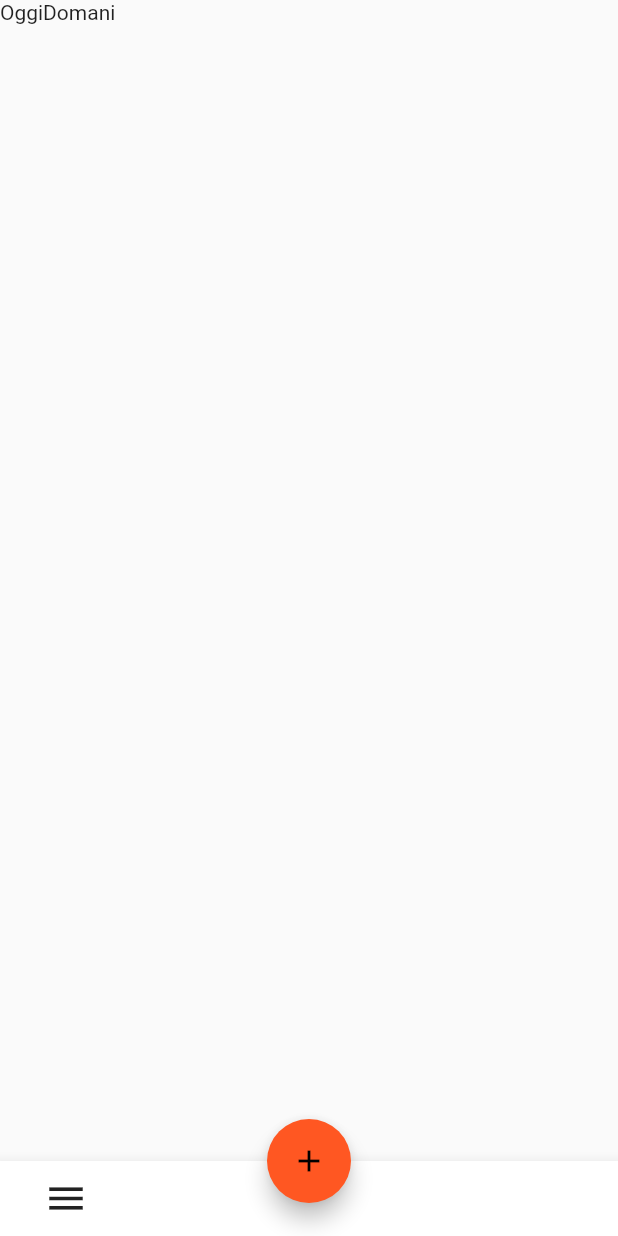
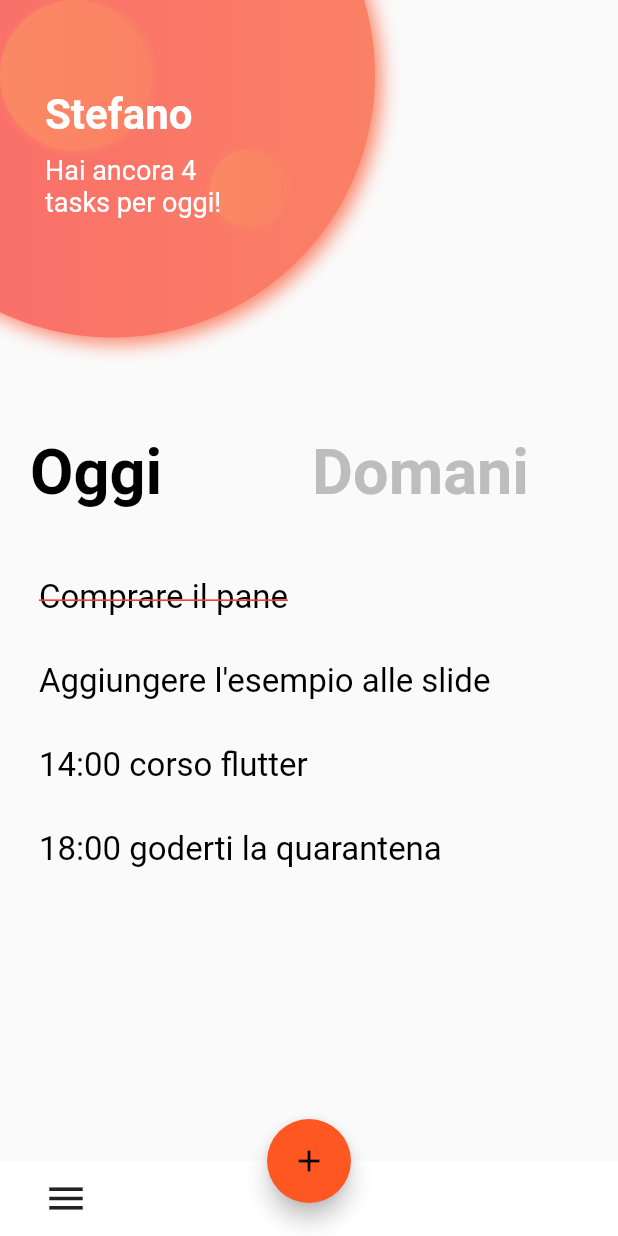
Before and after one commit to federicapo/myrepo, a Flutter app: the ToDo screen opened directly, on a phone screen of 412 x 824 dp. Run offline on Flutter 3.47's test engine with Material 2 defaults, Android fonts, the phone set to English and light mode, and no system bars; our stand-ins replace cached_network_image, dio, hive, hive_flutter, share, webview_flutter; missing offline and left inert: dio_flutter_transformer, dio_http_cache; accounts and stored records are empty.

Commit message:
esercizio todo

```diff
--- a/googleNewsFede/lib/screens/todo.dart
+++ b/googleNewsFede/lib/screens/todo.dart
@@ -1,28 +1,85 @@
 import 'package:flutter/material.dart';
 
 class ToDo extends StatelessWidget {
+  final Color color1 = Color(0xffFA696C);
+  final Color color2 = Color(0xffFA8165);
+  final Color color3 = Color(0xffFB8964);
+  final List tasks = [
+    {"title": "Comprare il pane", "completed": true},
+    {"title": "Aggiungere l'esempio alle slide", "completed": false},
+    {"title": "14:00 corso flutter", "completed": false},
+    {"title": "18:00 goderti la quarantena", "completed": false},
+  ];
   @override
   Widget build(BuildContext context) {
     return SafeArea(
         child: Scaffold(
       body: Column(
+        crossAxisAlignment: CrossAxisAlignment.start,
         children: <Widget>[
           header(),
-          Row(
-            children: <Widget>[Text("Oggi"), Text("Domani")],
+          SizedBox(height: 40.0),
+          Container(
+            height: 50,
+            padding: const EdgeInsets.only(left: 20.0),
+            child: OverflowBox(
+              maxWidth: 500,
+              alignment: Alignment.centerLeft,
+              child: Row(
+                children: <Widget>[
+                  Text(
+                    "Oggi",
+                    style: TextStyle(
+                        color: Colors.black,
+                        fontSize: 42.0,
+                        fontWeight: FontWeight.bold),
                   ),
-          listaTodo()
+                  SizedBox(width: 100),
+                  Text(
+                    "Domani",
+                    style: TextStyle(
+                        color: Colors.grey.shade400,
+                        fontSize: 42.0,
+                        fontWeight: FontWeight.bold),
+                  ),
+                ],
+              ),
+            ),
+          ),
+          SizedBox(height: 30.0),
+          ...tasks.map((task) => Padding(
+              padding: const EdgeInsets.only(left: 10.0),
+              child: ListTile(
+                  title: Text(
+                task["title"],
+                style: TextStyle(
+                    decoration: task["completed"]
+                        ? TextDecoration.lineThrough
+                        : TextDecoration.none,
+                    decorationColor: Colors.red,
+                    fontSize: 22.0,
+                    color: Colors.black),
+              )))),
         ],
       ),
       bottomNavigationBar: BottomAppBar(
+        elevation: 0,
         child: Container(
           height: 50,
           child: Row(
             mainAxisAlignment: MainAxisAlignment.start,
             children: <Widget>[
               SizedBox(width: 20),
-                    IconButton(icon: Icon(Icons.menu, size: 30), onPressed: () {  },),
-                  ]))),
+              IconButton(
+                icon: Icon(Icons.menu, size: 30),
+                onPressed: () {},
+              ),
+              Spacer(),
+              SizedBox(width: 20.0),
+            ],
+          ),
+        ),
+      ),
       floatingActionButtonLocation: FloatingActionButtonLocation.centerDocked,
       floatingActionButton: FloatingActionButton(
         backgroundColor: Colors.deepOrange,
@@ -34,18 +91,92 @@ class ToDo extends StatelessWidget {
 
   header() {
     return Container(
+      height: 250,
+      width: double.infinity,
       child: Stack(
         children: <Widget>[
+          Positioned(
+                  bottom: 0,
+                  left: -100,
+                  top: -150,
+                  child: Container(
+                    width: 350,
+                    decoration: BoxDecoration(
+                      shape: BoxShape.circle,
+                      gradient: LinearGradient(
+                        colors: [color1, color2]
+                      ),
+                      boxShadow: [
+                        BoxShadow(
+                          color: color2,
+                          offset: Offset(4.0,4.0),
+                          blurRadius: 10.0
+                        )
+                      ]
+                    ),
+                  ),
+                ),
                 Container(
-            decoration:
-                BoxDecoration(shape: BoxShape.circle, color: Colors.orange),
+                  width: 100,
+                  height: 100,
+                  decoration: BoxDecoration(
+                    shape: BoxShape.circle,
+                    gradient: LinearGradient(
+                      colors: [color3,color2]
+                    ),
+                    boxShadow: [
+                      BoxShadow(
+                        color: color3,
+                        offset: Offset(1.0,1.0),
+                        blurRadius: 4.0
+                      )
+                    ]
+                  ),
+                ),
+                Positioned(
+                  top: 100,
+                  left: 140,
+                  child: Container(
+                    width: 50,
+                    height: 50,
+                    decoration: BoxDecoration(
+                      shape: BoxShape.circle,
+                      gradient: LinearGradient(
+                        colors: [color3,color2]
+                      ),
+                      boxShadow: [
+                        BoxShadow(
+                          color: color3,
+                          offset: Offset(1.0,1.0),
+                          blurRadius: 4.0
+                        )
+                      ]
+                    ),
+                  ),
+                ),
+                Container(
+                  margin: const EdgeInsets.only(
+                    top: 60,
+                    left: 30
+                  ),
+                  child: Column(
+                    crossAxisAlignment: CrossAxisAlignment.start,
+                    children: <Widget>[
+                      Text("Stefano", style: TextStyle(
+                        color: Colors.white,
+                        fontSize: 28.0,
+                        fontWeight: FontWeight.w700
+                      ),),
+                      SizedBox(height: 10.0),
+                      Text("Hai ancora 4\ntasks per oggi!", style: TextStyle(
+                        color: Colors.white,
+                        fontSize: 18.0
+                      ),)
+                    ],
+                  ),
                 )
         ],
       ),
     );
   }
-
-  listaTodo() {
-    return Container();
 }
-}
```
Lines whose indentation alone changed are shown as unchanged.
